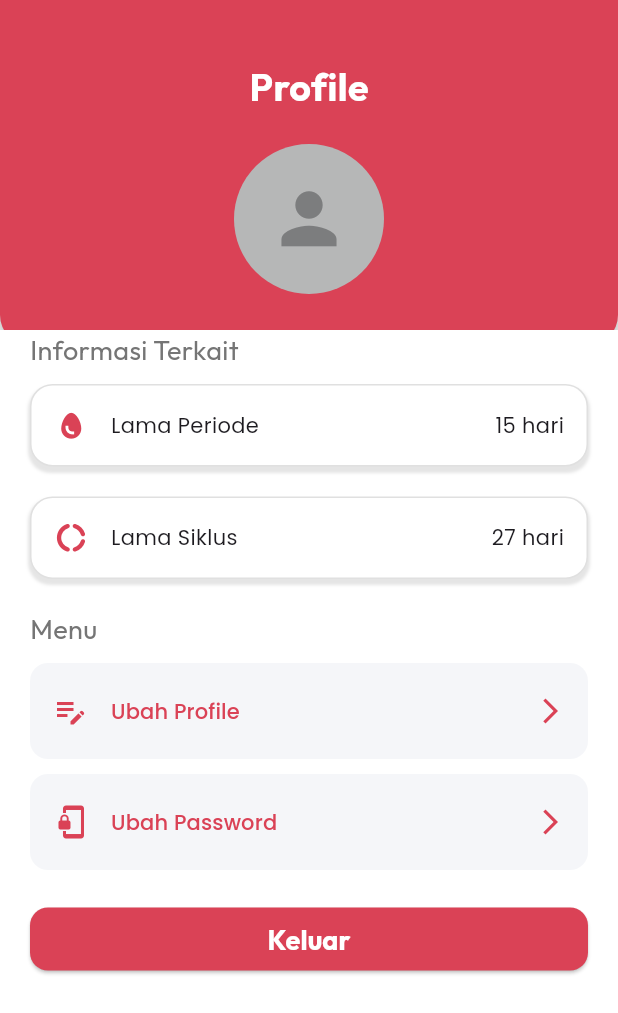
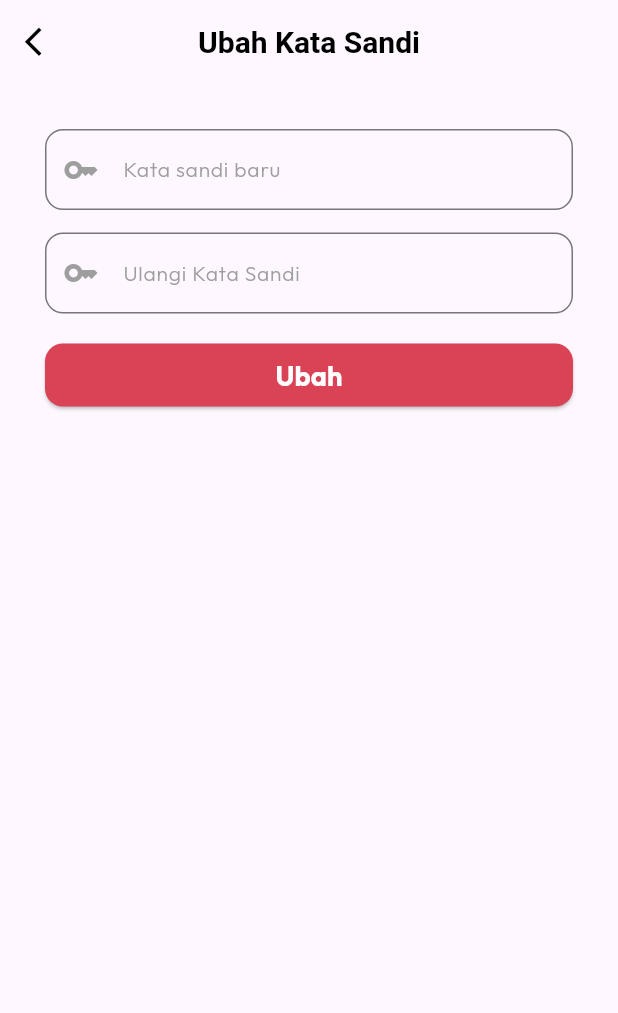
Before and after one commit to khairunnisaalallah/v2_zenfemina_mobile, a Flutter app: the profilePage screen opened by its route, after a tap on "Ubah Password", on a phone screen of 412 x 824 dp. Shown: the top 1013 px of the screen. Run offline on Flutter 3.47's test engine with Material 3 defaults, Android fonts, the light colour scheme and no system bars; our stand-ins replace flutter_svg, get, google_fonts, image_picker, table_calendar; network calls fail.

Commit message:
style : edit password on profile view

```diff
--- a/lib/main.dart
+++ b/lib/main.dart
@@ -1,5 +1,6 @@
 import 'package:flutter/material.dart';
 import 'package:get/get.dart';
+import 'package:zenfemina_v2/menu/editpw.dart';
 import 'package:zenfemina_v2/menu/tab_sholatpuasa.dart';
 import 'package:zenfemina_v2/navigation/article.dart';
 import 'package:zenfemina_v2/navigation/dashboard.dart';
--- a/lib/menu/editpw.dart
+++ b/lib/menu/editpw.dart
@@ -0,0 +1,141 @@
+import 'package:flutter/material.dart';
+import 'package:google_fonts/google_fonts.dart';
+
+class EditPw extends StatefulWidget {
+  const EditPw({Key? key}) : super(key: key);
+
+  @override
+  State<EditPw> createState() => _EditPwState();
+}
+
+class _EditPwState extends State<EditPw> {
+  @override
+  Widget build(BuildContext context) {
+    return Scaffold(
+      appBar: AppBar(
+        elevation: 0,
+        backgroundColor: Colors.transparent,
+        leading: IconButton(
+          onPressed: () {
+            Navigator.pop(context);
+          },
+          icon: Icon(
+            Icons.arrow_back_ios,
+            size: 23,
+            color: Colors.black,
+          ),
+        ),
+        centerTitle: true,
+        title: Text(
+          'Ubah Kata Sandi',
+          style: TextStyle(
+            color: Colors.black,
+            fontSize: 20,
+            fontWeight: FontWeight.bold,
+          ),
+        ),
+      ),
+      body: SingleChildScrollView(
+        child: Padding(
+          padding: EdgeInsets.only(top: 0, left: 30, right: 30),
+          child: Column(
+            crossAxisAlignment: CrossAxisAlignment.start,
+            children: [
+              Form(
+                child: Column(
+                  crossAxisAlignment: CrossAxisAlignment.start,
+                  children: [
+                    SizedBox(height: 30),
+                    TextFormField(
+                      obscureText: true,
+                          decoration: InputDecoration(
+                            labelText: "Kata sandi baru",
+                            border: OutlineInputBorder(
+                                borderRadius: BorderRadius.circular(12),
+                                borderSide: BorderSide(width: 2.0, color: Colors.grey)
+                                ),
+                                   prefixIcon: Icon(
+                                   Icons.key_outlined, // Mengubah ikon email menjadi ikon kunci
+                                   color: Colors.grey,
+                            ),
+                              labelStyle: GoogleFonts.outfit(
+                              fontSize: 14,
+                              fontWeight: FontWeight.w300,
+                              color: Colors.grey,
+                               ),
+                            focusedBorder: OutlineInputBorder(
+                              borderRadius: BorderRadius.circular(12),
+                              borderSide:
+                                  BorderSide(width: 2.0, color: Colors.grey),
+                            ),
+                            contentPadding: EdgeInsets.symmetric(
+                              vertical: 15,
+                              horizontal: 20,
+                            ),
+                          ),
+                        ),
+                        SizedBox(height: 15),
+                        TextFormField(
+                          obscureText: true,
+                          decoration: InputDecoration(
+                          labelText: "Ulangi Kata Sandi",
+                          border: OutlineInputBorder(
+                          borderRadius: BorderRadius.circular(12),
+                          borderSide: BorderSide(width: 2.0, color: Colors.grey)
+                        ),
+                        prefixIcon:
+                        Icon(
+                          Icons.key_outlined, // Mengubah ikon email menjadi ikon kunci
+                          color: Colors.grey,
+                        ),
+                        labelStyle: GoogleFonts.outfit(
+                          fontSize: 14,
+                          fontWeight: FontWeight.w300,
+                          color: Colors.grey,
+                        ),
+                        focusedBorder: OutlineInputBorder(
+                          borderRadius: BorderRadius.circular(12),
+                          borderSide:
+                          BorderSide(width: 2.0, color: Colors.grey),
+                        ),
+                        contentPadding: EdgeInsets.symmetric(
+                          vertical: 15,
+                          horizontal: 20,
+                        ),
+                      ),
+                    ),
+                    SizedBox(height: 20),
+                    Container(
+                      height: 42,
+                      width: MediaQuery.of(context).size.width - 2 * 20,
+                      child: ElevatedButton(
+                        onPressed: () {
+                          //
+                        },
+                        child: Text(
+                          'Ubah',
+                          style: GoogleFonts.outfit(
+                            fontSize: 18,
+                            color: Colors.white,
+                            fontWeight: FontWeight.w700,
+                          ),
+                        ),
+                        style: ElevatedButton.styleFrom(
+                          backgroundColor: Color(0xFFDA4256),
+                          shape: RoundedRectangleBorder(
+                            borderRadius: BorderRadius.circular(12),
+                          ),
+                        ),
+                      ),
+                    ),
+                  ],
+                ),
+              )
+            ],
+          ),
+        ),
+      ),
+    );
+  }
+
+}
--- a/lib/navigation/profile.dart
+++ b/lib/navigation/profile.dart
@@ -6,6 +6,7 @@ import 'package:google_fonts/google_fonts.dart';
 import 'package:flutter_svg/flutter_svg.dart';
 import 'package:zenfemina_v2/menu/calender.dart';
 import 'package:zenfemina_v2/menu/editprofile.dart';
+import 'package:zenfemina_v2/menu/editpw.dart';
 import 'package:zenfemina_v2/pages/prayer_type.dart';
 import 'package:zenfemina_v2/pages/profile_menu.dart';
 import 'package:flutter/services.dart' show AssetImage;
@@ -40,7 +41,7 @@ class _profilePageState extends State<profilePage> {
               left: 0,
               right: 0,
               child: Container(
-                height: 230,
+                height: 220,
                 decoration: BoxDecoration(
                   borderRadius: BorderRadius.only(
                     bottomLeft: Radius.circular(20),
@@ -120,7 +121,7 @@ class _profilePageState extends State<profilePage> {
       ),
       body: SingleChildScrollView(
         child: Padding(
-          padding: const EdgeInsets.only(right: 20, left: 20, top: 0),
+          padding: const EdgeInsets.only(right: 20, left: 20, top: 15),
           child: Column(
             children: [
               Container(
@@ -172,7 +173,9 @@ class _profilePageState extends State<profilePage> {
               ProfileMenu(
                 text: "Ubah Password",
                 icon: 0xf293,
-                press: () {},
+                press: () {
+                  Get.to(EditPw());
+                },
               ),
               SizedBox(height: 15),
               Container(
```
